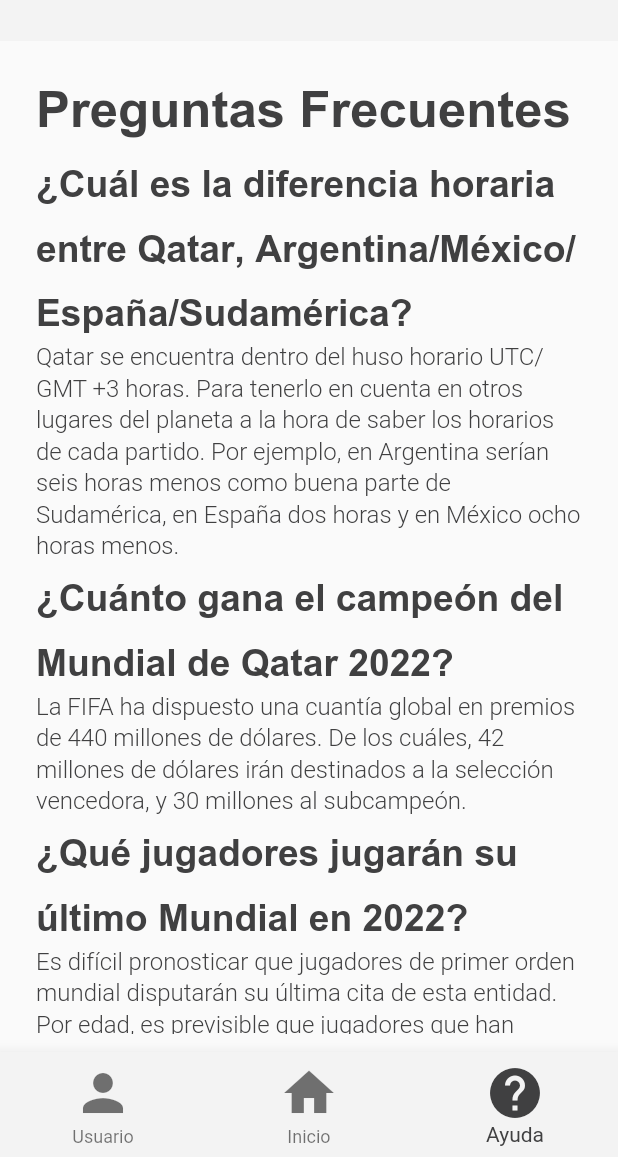
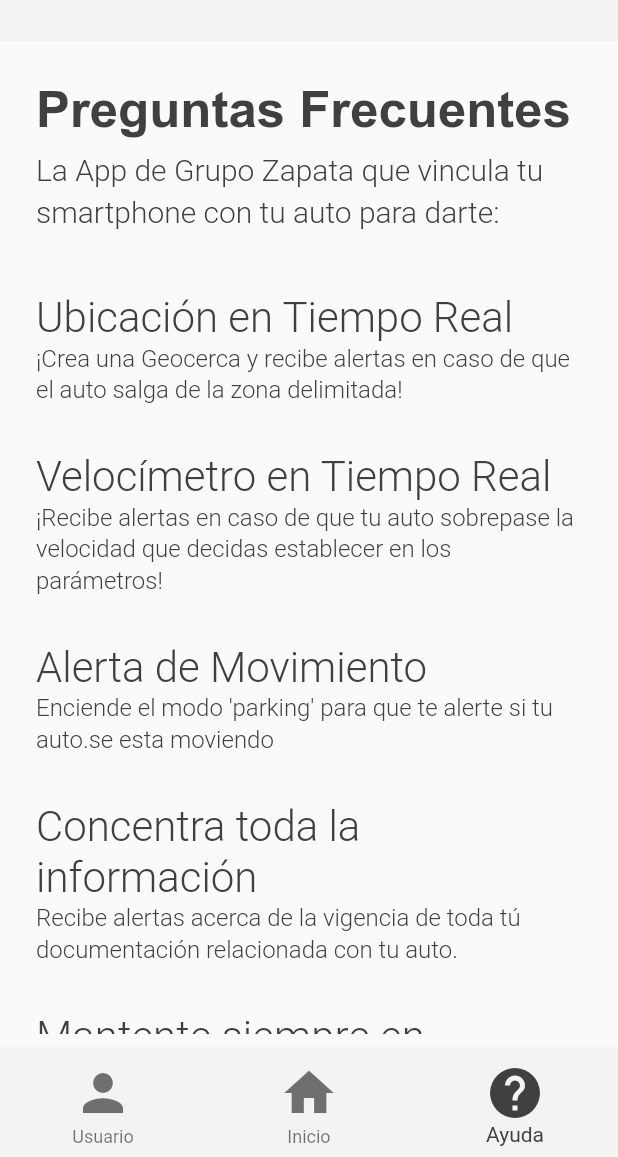
Before and after one commit to FinocchiaroGR/OneUnit-ZapataProject-Flutter, a Flutter app: the FAQs screen opened by its route, on a phone screen of 412 x 824 dp, the part 79-1236 px from its top. Run offline on Flutter 3.47's test engine with Material 2 defaults, Android fonts, the light colour scheme and no system bars; our stand-ins replace animated_toggle_switch, carousel_slider, flutter_spinkit, google_maps_flutter; missing offline and left inert: dart:ffi; accounts and stored records are empty; Roboto replaces fonts that are missing (Montserrat); statements that could not run were skipped; project files that could hold a hidden picture were left out.

Commit message:
Correcion de Page FAQ, primera parte del realease, app logo

```diff
--- a/lib/pages/FAQs.dart
+++ b/lib/pages/FAQs.dart
@@ -32,50 +32,79 @@ class FAQs extends StatelessWidget {
                 ),
                 const AppTypography(
                   align: TextAlign.left,
-					type: "h3",
-					text: "¿Cuál es la diferencia horaria entre Qatar, Argentina/México/España/Sudamérica?",
+                  type: "body1",
+                  text:
+                      "La App de Grupo Zapata que vincula tu smartphone con tu auto para darte:",
+                  color: app_colors.primary,
+                ),
+                const SizedBox(height: 40),
+                const AppTypography(
+                  align: TextAlign.left,
+                  type: "subtitle",
+                  text: "Ubicación en Tiempo Real",
                   color: app_colors.primary,
                 ),
                 const AppTypography(
                   align: TextAlign.left,
                   type: "body2",
-					text: "Qatar se encuentra dentro del huso horario UTC/GMT +3 horas. Para tenerlo en cuenta en otros lugares del planeta a la hora de saber los horarios de cada partido. Por ejemplo, en Argentina serían seis horas menos como buena parte de Sudamérica, en España dos horas y en México ocho horas menos.",
+                  text:
+                      "¡Crea una Geocerca y recibe alertas en caso de que el auto salga de la zona delimitada!",
                   color: app_colors.primary,
                 ),
+                const SizedBox(height: 30),
                 const AppTypography(
                   align: TextAlign.left,
-					type: "h3",
-					text: "¿Cuánto gana el campeón del Mundial de Qatar 2022?",
+                  type: "subtitle",
+                  text: "Velocímetro en Tiempo Real",
                   color: app_colors.primary,
                 ),
                 const AppTypography(
                   align: TextAlign.left,
                   type: "body2",
-					text: "La FIFA ha dispuesto una cuantía global en premios de 440 millones de dólares. De los cuáles, 42 millones de dólares irán destinados a la selección vencedora, y 30 millones al subcampeón.",
+                  text:
+                      "¡Recibe alertas en caso de que tu auto sobrepase la velocidad que decidas establecer en los parámetros!",
                   color: app_colors.primary,
                 ),
+                const SizedBox(height: 30),
                 const AppTypography(
                   align: TextAlign.left,
-					type: "h3",
-					text: "¿Qué jugadores jugarán su último Mundial en 2022?",
+                  type: "subtitle",
+                  text: "Alerta de Movimiento",
                   color: app_colors.primary,
                 ),
                 const AppTypography(
                   align: TextAlign.left,
                   type: "body2",
-					text: "Es difícil pronosticar que jugadores de primer orden mundial disputarán su última cita de esta entidad. Por edad, es previsible que jugadores que han marcado los últimos años del fútbol al más alto nivel como Cristiano Ronaldo, Leo Messi, Diego Godín o Sergio Busquets se encuentren en esa tesitura.",
+                  text:
+                      "Enciende el modo 'parking' para que te alerte si tu auto.se esta moviendo",
                   color: app_colors.primary,
                 ),
+                const SizedBox(height: 30),
                 const AppTypography(
                   align: TextAlign.left,
-					type: "h3",
-					text: "¿Qué selecciones africanas clasificaron para Qatar 2022?",
+                  type: "subtitle",
+                  text: "Concentra toda la información",
                   color: app_colors.primary,
                 ),
                 const AppTypography(
                   align: TextAlign.left,
                   type: "body2",
-					text: "En esta ocasión, Camerún, Ghana, Marruecos, Senegal y Túnez son las cinco naciones encargadas de representar al continente africano en el Mundial de Qatar 2022.",
+                  text:
+                      "Recibe alertas acerca de la vigencia de toda tú documentación relacionada con tu auto.",
+                  color: app_colors.primary,
+                ),
+                const SizedBox(height: 30),
+                const AppTypography(
+                  align: TextAlign.left,
+                  type: "subtitle",
+                  text: "Mantente siempre en contacto con Zapata",
+                  color: app_colors.primary,
+                ),
+                const AppTypography(
+                  align: TextAlign.start,
+                  type: "body2",
+                  text:
+                      "Agenda tu cita de servicio y recibe ofertas personalizadas.",
                   color: app_colors.primary,
                 ),
               ],
--- a/pubspec.yaml
+++ b/pubspec.yaml
@@ -59,6 +59,12 @@ dev_dependencies:
   # package. See that file for information about deactivating specific lint
   # rules and activating additional ones.
   flutter_lints: ^2.0.0
+  flutter_launcher_icons: "^0.11.0"
+
+flutter_icons:
+  android: true
+  ios: true
+  image_path: "assets/icon/app-logo.png"
 
 # For information on the generic Dart part of this file, see the
 # following page: https://dart.dev/tools/pub/pubspec
```
Also changed, not shown: assets/icon/app-logo.png (added), pubspec.lock, 1 other file. Lines whose indentation alone changed are shown as unchanged.
